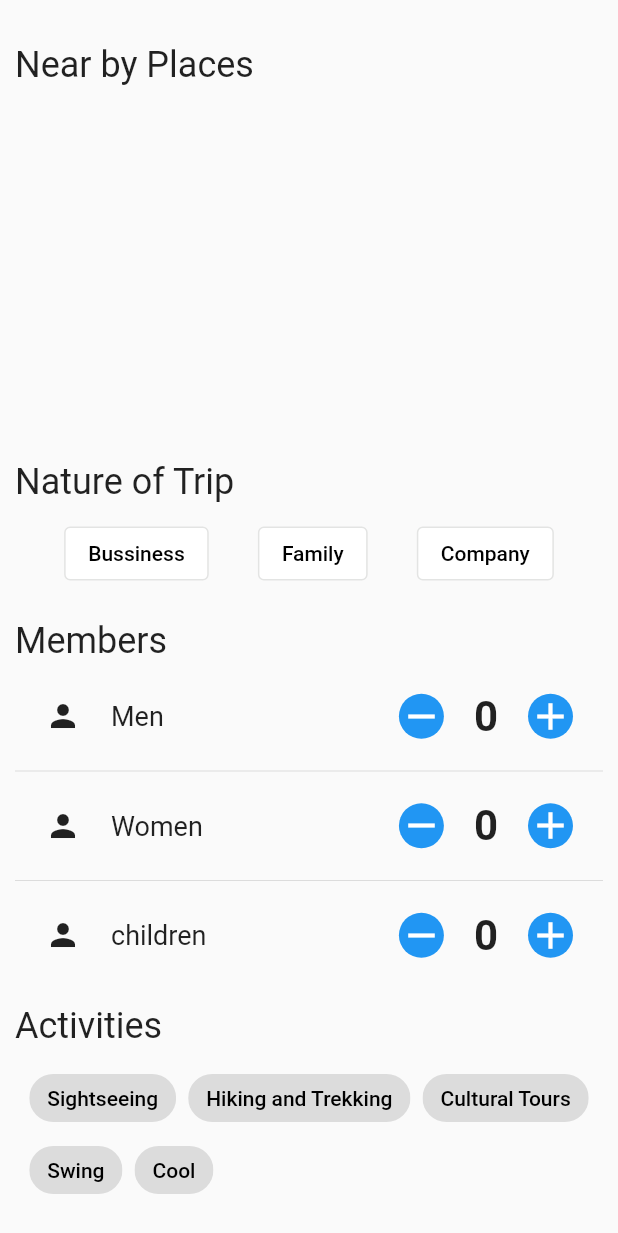
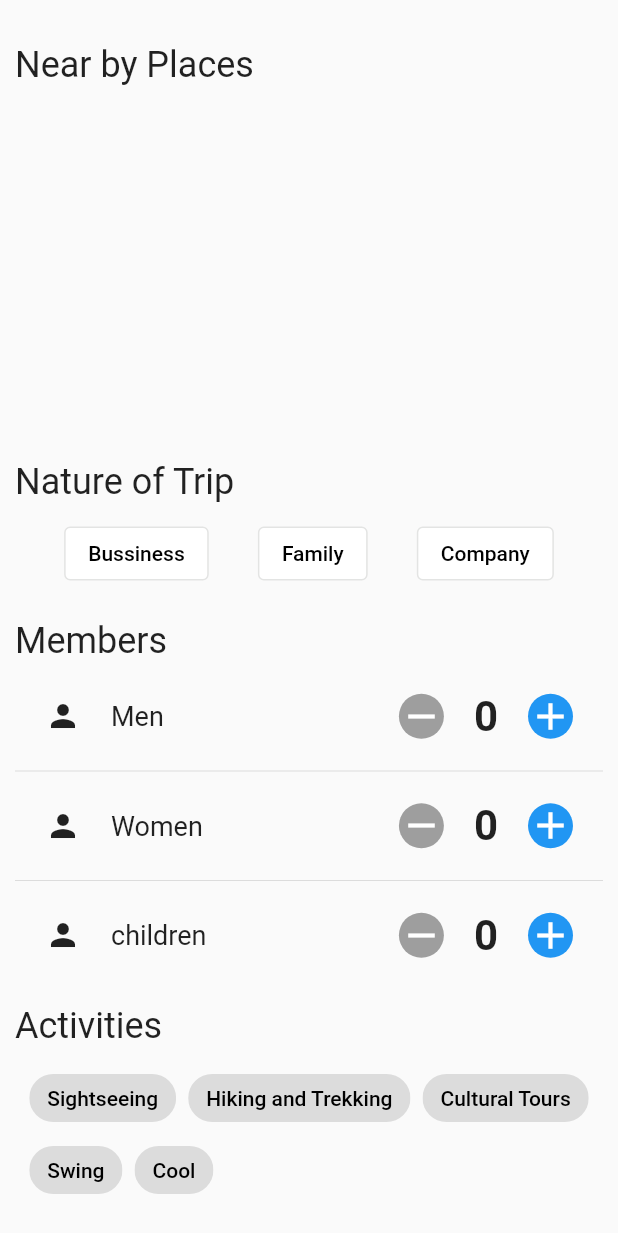
Before and after one commit to tanojsaipraveen/LocationSearch, a Flutter app: the MyHomePage screen opened directly, scrolled down 305 dp, on a phone screen of 412 x 824 dp. Shown: the top 1233 px of the screen. Run offline on Flutter 3.47's test engine with Material 3 defaults, Android fonts, the phone set to English and light mode, and no system bars; our stand-ins replace dio, flutter_signin_button, hive_flutter, page_transition; accounts and stored records are empty; network calls fail.

Commit message:
counter icon fix

```diff
--- a/lib/widgets/CounterWidgets.dart
+++ b/lib/widgets/CounterWidgets.dart
@@ -82,7 +82,9 @@ class _CounterState extends State<Counter> {
                   child: Container(
                     decoration: BoxDecoration(
                       borderRadius: BorderRadius.circular(100),
-                      color: Theme.of(context).primaryColor,
+                      color: _value != 0
+                          ? Theme.of(context).primaryColor
+                          : Colors.grey,
                     ),
                     child: Icon(
                       Icons.remove,
```
